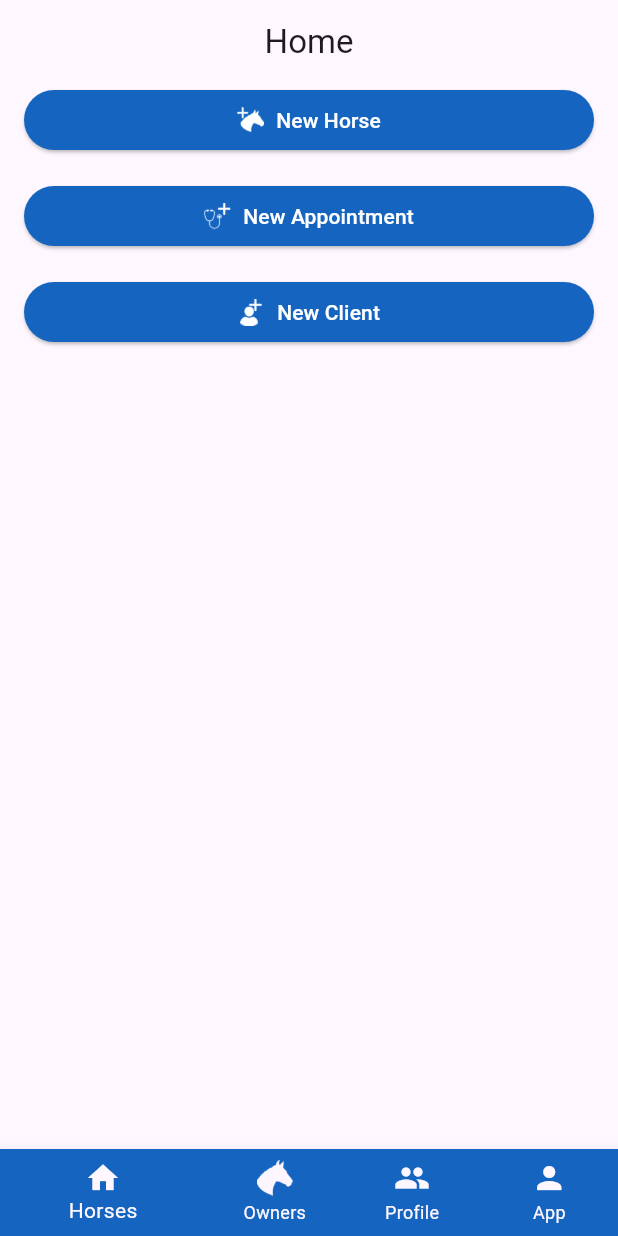
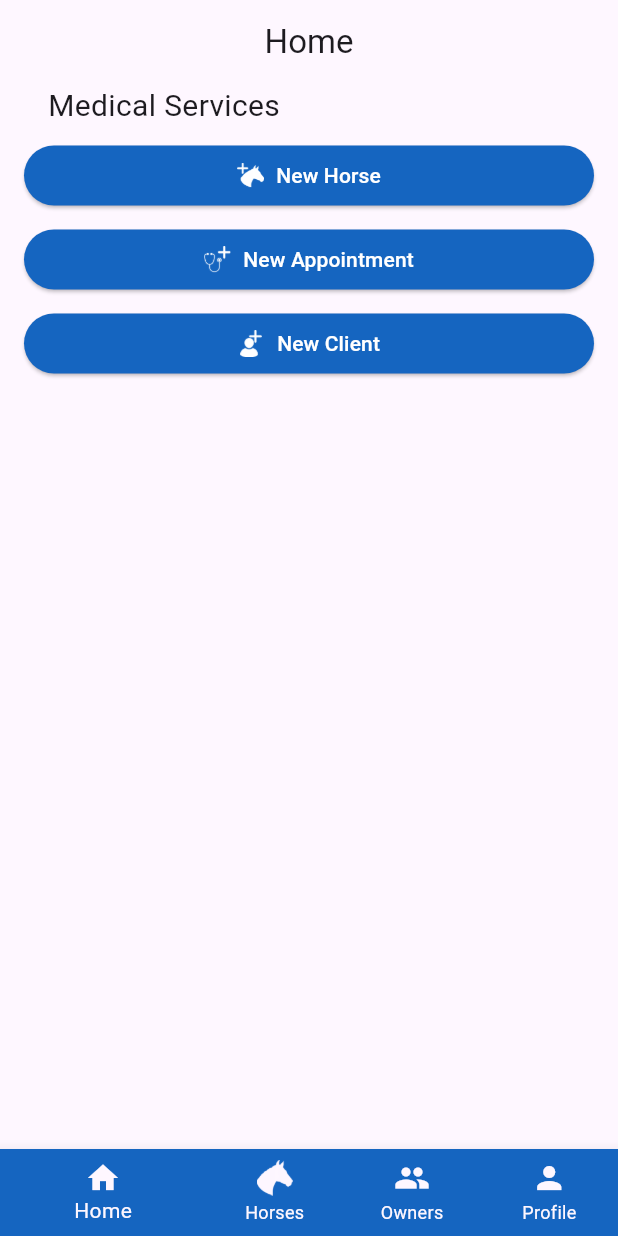
Before and after one commit to DuarteChen/iEquus_FlutterApp, a Flutter app: the screen it shows after launch, on a phone screen of 412 x 824 dp. Run offline on Flutter 3.47's test engine with Material 3 defaults, Android fonts, the phone set to English and light mode, and no system bars; our stand-ins replace image_picker; network calls fail.

Commit message:
ADD label for creation buttons

```diff
--- a/lib/screens/home/home.dart
+++ b/lib/screens/home/home.dart
@@ -64,22 +64,22 @@ class _HomeState extends State<Home> {
         items: <BottomNavigationBarItem>[
           BottomNavigationBarItem(
             icon: const Icon(Icons.home),
+            label: _getAppBarTitle(0),
+            backgroundColor: Colors.blue[800],
+          ),
+          BottomNavigationBarItem(
+            icon: const ImageIcon(AssetImage('assets/icons/horse_icon.png')),
             label: _getAppBarTitle(1),
             backgroundColor: Colors.blue[800],
           ),
           BottomNavigationBarItem(
-            icon: const ImageIcon(AssetImage('assets/icons/horse_icon.png')),
+            icon: const Icon(Icons.people),
             label: _getAppBarTitle(2),
             backgroundColor: Colors.blue[800],
           ),
           BottomNavigationBarItem(
-            icon: const Icon(Icons.people),
+            icon: const Icon(Icons.person),
             label: _getAppBarTitle(3),
-            backgroundColor: Colors.blue[800],
-          ),
-          BottomNavigationBarItem(
-            icon: const Icon(Icons.person),
-            label: _getAppBarTitle(4),
             backgroundColor: Colors.blue[800],
           ),
         ],
--- a/lib/screens/home/home_page.dart
+++ b/lib/screens/home/home_page.dart
@@ -68,23 +68,31 @@ class _HomePageState extends State<HomePage> {
               child: Column(
                 crossAxisAlignment: CrossAxisAlignment.stretch,
                 children: [
+                  Padding(
+                    padding: const EdgeInsets.only(left: 16.0, bottom: 8),
+                    child: Text(
+                      "Medical Services",
+                      style: TextStyle(
+                        fontSize: 20,
+                      ),
+                    ),
+                  ),
                   MainButton(
                       iconImage: 'assets/icons/horse_new_black.png',
                       buttonText: "New Horse",
                       onTap: () {
-                        // Navigate to CreateHorseScreen
                         Navigator.push(
                           context,
                           MaterialPageRoute(
                               builder: (context) => CreateHorseScreen()),
                         );
                       }),
-                  SizedBox(height: 16),
+                  SizedBox(height: 8),
                   MainButton(
                       iconImage: 'assets/icons/appointment_new_black.png',
                       buttonText: "New Appointment",
                       onTap: () {}),
-                  SizedBox(height: 16),
+                  SizedBox(height: 8),
                   MainButton(
                       iconImage: 'assets/icons/client_new_black.png',
                       buttonText: "New Client",
```
